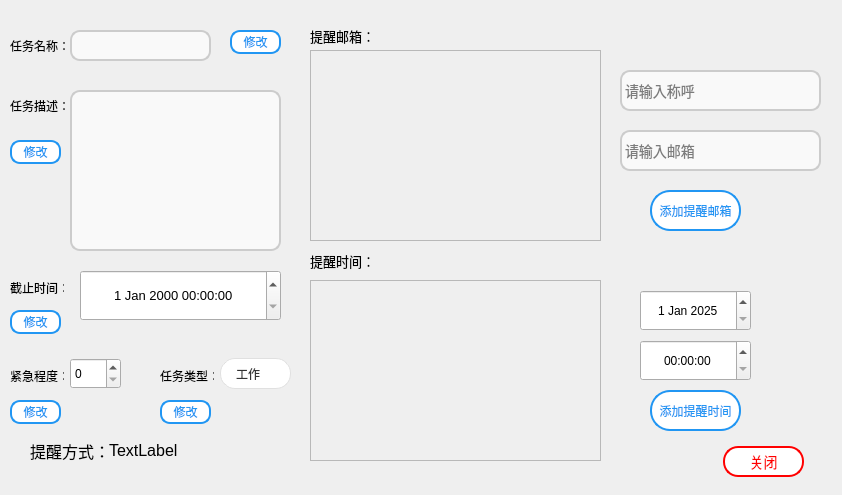
Before: the Qt Designer form task-mangement/detailed.ui in WEB-05/Task-management, drawn with Qt 5.
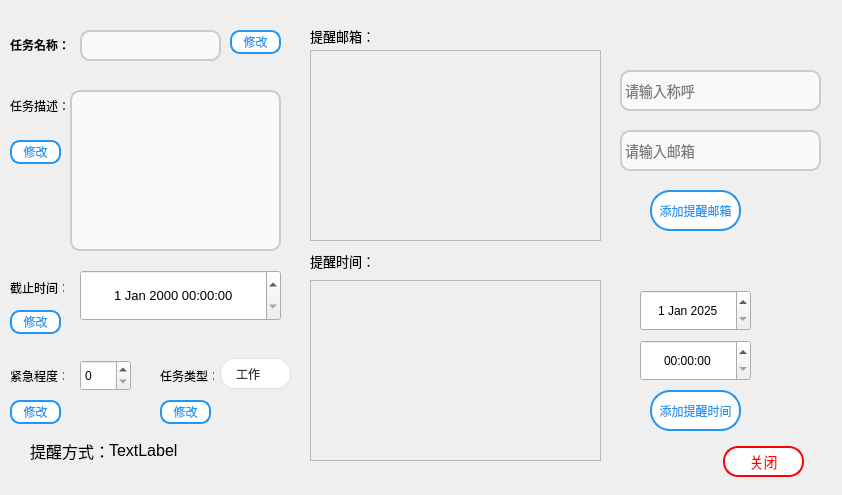
After: the same form once the commit is applied. Icons and pictures are not drawn.

```diff
--- a/task-mangement/detailed.ui
+++ b/task-mangement/detailed.ui
@@ -146,13 +146,13 @@
     </rect>
    </property>
    <property name="text">
-    <string>任务名称：</string>
+    <string>&lt;html&gt;&lt;head/&gt;&lt;body&gt;&lt;p&gt;&lt;span style=&quot; font-weight:700;&quot;&gt;任务名称：&lt;/span&gt;&lt;/p&gt;&lt;/body&gt;&lt;/html&gt;</string>
    </property>
   </widget>
   <widget class="QLineEdit" name="lineEdit">
    <property name="geometry">
     <rect>
-     <x>70</x>
+     <x>80</x>
      <y>30</y>
      <width>141</width>
      <height>31</height>
@@ -418,8 +418,8 @@
   <widget class="QSpinBox" name="spinBox">
    <property name="geometry">
     <rect>
-     <x>70</x>
-     <y>358</y>
+     <x>80</x>
+     <y>360</y>
      <width>51</width>
      <height>31</height>
     </rect>
```
Left out of the diff: 14 changed lines with no effect on the pictures.
